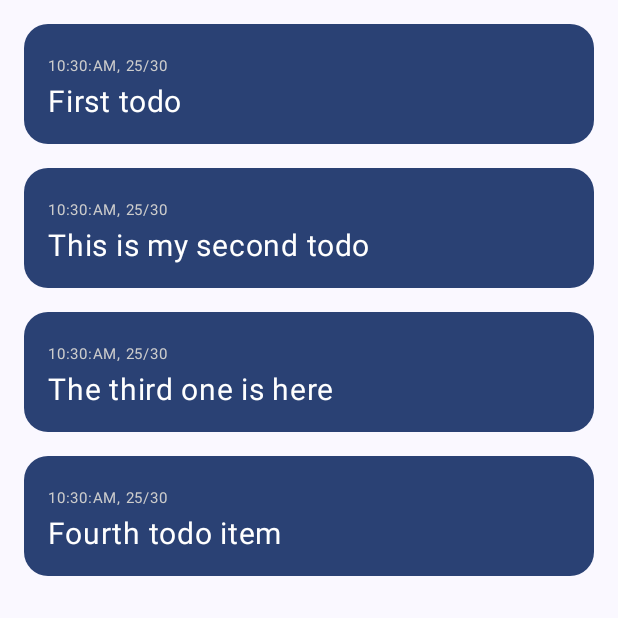
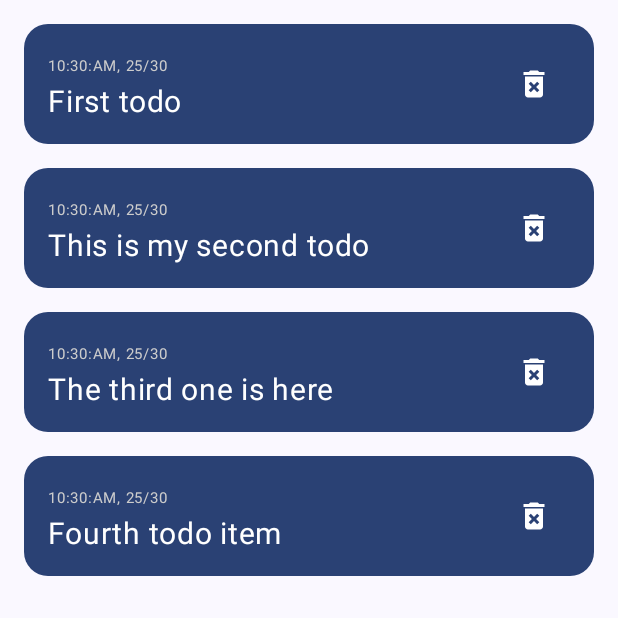
Before and after one commit to LatifulBariPappu/Todo_App, an Android app built with Jetpack Compose: the screen it shows after launch (MainActivity), on a phone screen of 412 x 824 dp, the top half of it. Run offline under Robolectric (Android 15) with nearby library versions, the phone set to English and light mode, and no system bars.

Commit message:
delete icon

```diff
--- a/app/src/main/java/com/example/todo_jetpack/TodoListPage.kt
+++ b/app/src/main/java/com/example/todo_jetpack/TodoListPage.kt
@@ -8,12 +8,16 @@ import androidx.compose.foundation.layout.padding
 import androidx.compose.foundation.lazy.LazyColumn
 import androidx.compose.foundation.lazy.itemsIndexed
 import androidx.compose.foundation.shape.RoundedCornerShape
+import androidx.compose.material3.Icon
+import androidx.compose.material3.IconButton
 import androidx.compose.material3.MaterialTheme
 import androidx.compose.material3.Text
 import androidx.compose.runtime.Composable
+import androidx.compose.ui.Alignment
 import androidx.compose.ui.Modifier
 import androidx.compose.ui.draw.clip
 import androidx.compose.ui.graphics.Color
+import androidx.compose.ui.res.painterResource
 import androidx.compose.ui.unit.dp
 import androidx.compose.ui.unit.sp
 import java.text.SimpleDateFormat
@@ -46,15 +50,24 @@ fun TodoItem(item: Todo){
             .padding(8.dp)
             .clip(RoundedCornerShape(16.dp))
             .background(MaterialTheme.colorScheme.primary)
-            .padding(16.dp)
+            .padding(16.dp),
+        verticalAlignment = Alignment.CenterVertically
     ){
-        Column {
+        Column (
+            modifier = Modifier.weight(1f)
+        ){
             Text(text = SimpleDateFormat("HH:mm:aa, dd/mm", Locale.ENGLISH).format(item.createdAt),
                 fontSize = 10.sp,
-                color = Color.LightGray)
+                color = Color.LightGray
+            )
             Text(text = item.title,
                 fontSize = 20.sp,
-                color = Color.White)
+                color = Color.White
+            )
+        }
+        IconButton(onClick = { }) {
+            Icon(painterResource(id = R.drawable.baseline_delete_forever_24), contentDescription = "Delete",
+                tint = Color.White)
         }
 
     }
--- /dev/null
+++ b/app/src/main/res/drawable/baseline_delete_forever_24.xml
@@ -0,0 +1,5 @@
+<vector xmlns:android="http://schemas.android.com/apk/res/android" android:height="24dp" android:tint="#000000" android:viewportHeight="24" android:viewportWidth="24" android:width="24dp">
+
+    <path android:fillColor="@android:color/white" android:pathData="M6,19c0,1.1 0.9,2 2,2h8c1.1,0 2,-0.9 2,-2L18,7L6,7v12zM8.46,11.88l1.41,-1.41L12,12.59l2.12,-2.12 1.41,1.41L13.41,14l2.12,2.12 -1.41,1.41L12,15.41l-2.12,2.12 -1.41,-1.41L10.59,14l-2.13,-2.12zM15.5,4l-1,-1h-5l-1,1L5,4v2h14L19,4z"/>
+
+</vector>
```
